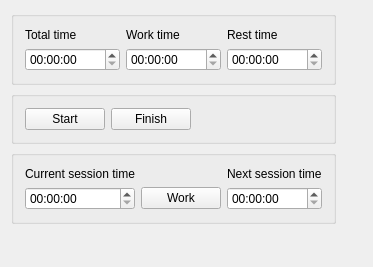
Qt form mainwindow.ui (drula/WorkTimer) before a commit.
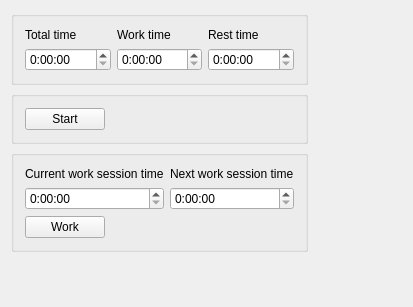
The same form after that commit.

Patch:
```diff
--- a/mainwindow.ui
+++ b/mainwindow.ui
@@ -6,8 +6,8 @@
    <rect>
     <x>0</x>
     <y>0</y>
-    <width>373</width>
-    <height>267</height>
+    <width>413</width>
+    <height>307</height>
    </rect>
   </property>
   <property name="sizePolicy">
@@ -48,7 +48,11 @@
         </widget>
        </item>
        <item row="1" column="0">
-        <widget class="QTimeEdit" name="totalTimeEdit"/>
+        <widget class="QTimeEdit" name="totalTimeEdit">
+         <property name="displayFormat">
+          <string>H:mm:ss</string>
+         </property>
+        </widget>
        </item>
        <item row="0" column="1">
         <widget class="QLabel" name="workTimeLabel">
@@ -58,7 +62,11 @@
         </widget>
        </item>
        <item row="1" column="1">
-        <widget class="QTimeEdit" name="workTimeEdit"/>
+        <widget class="QTimeEdit" name="workTimeEdit">
+         <property name="displayFormat">
+          <string>H:mm:ss</string>
+         </property>
+        </widget>
        </item>
        <item row="0" column="2">
         <widget class="QLabel" name="restTimeLabel">
@@ -68,7 +76,11 @@
         </widget>
        </item>
        <item row="1" column="2">
-        <widget class="QTimeEdit" name="restTimeEdit"/>
+        <widget class="QTimeEdit" name="restTimeEdit">
+         <property name="displayFormat">
+          <string>H:mm:ss</string>
+         </property>
+        </widget>
        </item>
       </layout>
      </widget>
@@ -79,13 +91,6 @@
        <string/>
       </property>
       <layout class="QGridLayout" name="gridLayout_3">
-       <item row="0" column="1">
-        <widget class="QPushButton" name="finishButton">
-         <property name="text">
-          <string>Finish</string>
-         </property>
-        </widget>
-       </item>
        <item row="0" column="0">
         <widget class="QPushButton" name="startButton">
          <property name="text">
@@ -93,7 +98,7 @@
          </property>
         </widget>
        </item>
-       <item row="0" column="2">
+       <item row="0" column="1">
         <spacer name="horizontalSpacer">
          <property name="orientation">
           <enum>Qt::Horizontal</enum>
@@ -115,32 +120,53 @@
        <string/>
       </property>
       <layout class="QGridLayout" name="gridLayout_4">
-       <item row="0" column="0">
-        <widget class="QLabel" name="sessionTimelabel">
+       <item row="0" column="2">
+        <widget class="QLabel" name="nextSessionLabel">
          <property name="text">
-          <string>Current session time</string>
+          <string>Next work session time</string>
          </property>
         </widget>
        </item>
-       <item row="1" column="0">
-        <widget class="QTimeEdit" name="sessionTimeEdit"/>
+       <item row="1" column="2">
+        <widget class="QTimeEdit" name="nextSessionTimeEdit">
+         <property name="displayFormat">
+          <string>H:mm:ss</string>
+         </property>
+        </widget>
        </item>
-       <item row="1" column="1">
+       <item row="2" column="0">
         <widget class="QPushButton" name="workRestButton">
          <property name="text">
           <string>Work</string>
          </property>
         </widget>
        </item>
-       <item row="0" column="2">
-        <widget class="QLabel" name="nextSessionLabel">
+       <item row="1" column="0" colspan="2">
+        <widget class="QTimeEdit" name="sessionTimeEdit">
+         <property name="displayFormat">
+          <string>H:mm:ss</string>
+         </property>
+        </widget>
+       </item>
+       <item row="0" column="0" colspan="2">
+        <widget class="QLabel" name="sessionTimelabel">
          <property name="text">
-          <string>Next session time</string>
+          <string>Current work session time</string>
          </property>
         </widget>
        </item>
-       <item row="1" column="2">
-        <widget class="QTimeEdit" name="nextSessionTimeEdit"/>
+       <item row="2" column="1" colspan="2">
+        <spacer name="horizontalSpacer_3">
+         <property name="orientation">
+          <enum>Qt::Horizontal</enum>
+         </property>
+         <property name="sizeHint" stdset="0">
+          <size>
+           <width>40</width>
+           <height>20</height>
+          </size>
+         </property>
+        </spacer>
        </item>
       </layout>
      </widget>
```
Left out of the diff: 2 changed lines with no effect on the pictures.
